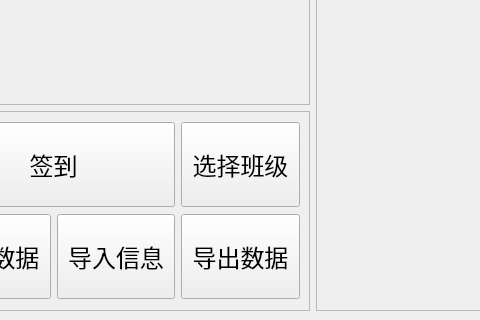
hwdef/attend-class, file view/view.ui: the form before one commit; both pictures show x 87 to 567 and y 280 to 600 of the 800 by 600 pixel window.
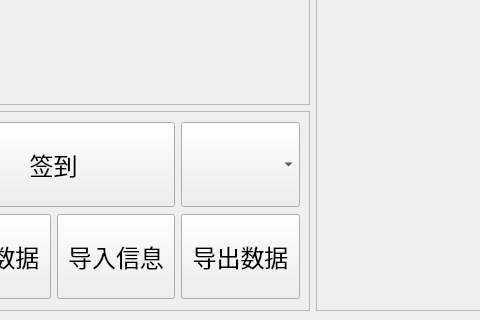
The form after the commit.

Commit message: 添加选择班级功能

The edit to the form file:
```diff
--- a/view/view.ui
+++ b/view/view.ui
@@ -123,7 +123,7 @@
         </widget>
        </item>
        <item row="0" column="3">
-        <widget class="QPushButton" name="choose_class_button">
+        <widget class="QComboBox" name="comboBox">
          <property name="minimumSize">
           <size>
            <width>0</width>
@@ -135,9 +135,6 @@
            <pointsize>18</pointsize>
           </font>
          </property>
-         <property name="text">
-          <string>选择班级</string>
-         </property>
         </widget>
        </item>
       </layout>
```
Left out of the diff: 1 changed line with no effect on the pictures. The commit also changes 2 other files.
